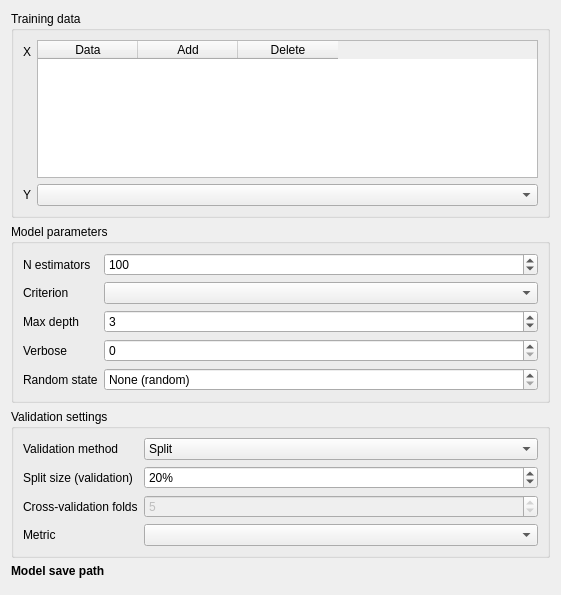
The window that eis_qgis_plugin/resources/ui/model/wizard_model_random_forests_2.ui (GispoCoding/eis_qgis_plugin) describes before a commit, drawn with Qt 5.
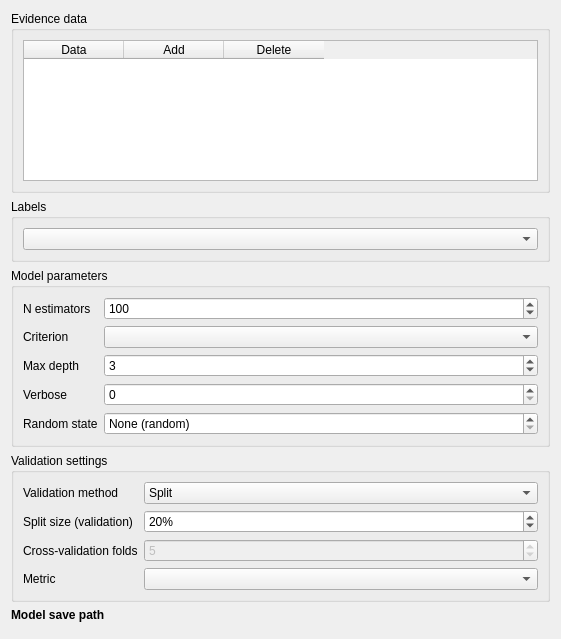
The same window after the commit. Custom widgets are drawn as their Qt base class.

Commit message: Many modifications to modeling wizard - Separated application and testing - Revamped the UI logic (each model has now their own tabs and own scroll areas for each tab) - Clarified input data namings - Test with mock database for model saving - Added "tag" column to model input data for data matching - Added train dummy model button and functionality

```diff
--- a/eis_qgis_plugin/resources/ui/model/wizard_model_random_forests_2.ui
+++ b/eis_qgis_plugin/resources/ui/model/wizard_model_random_forests_2.ui
@@ -7,7 +7,7 @@
     <x>0</x>
     <y>0</y>
     <width>561</width>
-    <height>595</height>
+    <height>639</height>
    </rect>
   </property>
   <property name="sizePolicy">
@@ -33,7 +33,7 @@
   </property>
   <layout class="QVBoxLayout" name="verticalLayout">
    <item>
-    <widget class="QGroupBox" name="plot_data_box">
+    <widget class="QGroupBox" name="evidence_data_groupbox">
      <property name="sizePolicy">
       <sizepolicy hsizetype="Preferred" vsizetype="Maximum">
        <horstretch>0</horstretch>
@@ -41,30 +41,13 @@
       </sizepolicy>
      </property>
      <property name="title">
-      <string>Training data</string>
+      <string>Evidence data</string>
      </property>
-     <layout class="QFormLayout" name="formLayout">
-      <item row="0" column="0">
-       <widget class="QLabel" name="training_data_label">
-        <property name="text">
-         <string>X</string>
-        </property>
-       </widget>
-      </item>
-      <item row="1" column="0">
-       <widget class="QLabel" name="y_label">
-        <property name="text">
-         <string>Y</string>
-        </property>
-       </widget>
-      </item>
-      <item row="1" column="1">
-       <widget class="QgsMapLayerComboBox" name="y"/>
-      </item>
-      <item row="0" column="1">
-       <widget class="QTableWidget" name="training_data">
+     <layout class="QVBoxLayout" name="verticalLayout_3">
+      <item>
+       <widget class="QTableWidget" name="evidence_data">
         <property name="sizePolicy">
-         <sizepolicy hsizetype="Expanding" vsizetype="Preferred">
+         <sizepolicy hsizetype="Expanding" vsizetype="Minimum">
           <horstretch>0</horstretch>
           <verstretch>0</verstretch>
          </sizepolicy>
@@ -75,6 +58,9 @@
           <height>75</height>
          </size>
         </property>
+        <attribute name="horizontalHeaderStretchLastSection">
+         <bool>false</bool>
+        </attribute>
         <column>
          <property name="text">
           <string>Data</string>
@@ -96,14 +82,23 @@
     </widget>
    </item>
    <item>
-    <widget class="QgsCollapsibleGroupBox" name="parameter_box">
+    <widget class="QGroupBox" name="label_data_groupbox">
+     <property name="title">
+      <string>Labels</string>
+     </property>
+     <layout class="QVBoxLayout" name="verticalLayout_2">
+      <item>
+       <widget class="QgsMapLayerComboBox" name="label_data"/>
+      </item>
+     </layout>
+    </widget>
+   </item>
+   <item>
+    <widget class="QGroupBox" name="parameter_box">
      <property name="title">
       <string>Model parameters</string>
      </property>
-     <property name="collapsed">
-      <bool>false</bool>
-     </property>
-     <layout class="QFormLayout" name="formLayout_3">
+     <layout class="QFormLayout" name="formLayout">
       <item row="0" column="0">
        <widget class="QLabel" name="n_estimators_label">
         <property name="text">
@@ -111,6 +106,29 @@
         </property>
        </widget>
       </item>
+      <item row="0" column="1">
+       <widget class="QgsSpinBox" name="n_estimators">
+        <property name="minimum">
+         <number>1</number>
+        </property>
+        <property name="maximum">
+         <number>1000</number>
+        </property>
+        <property name="value">
+         <number>100</number>
+        </property>
+       </widget>
+      </item>
+      <item row="1" column="0">
+       <widget class="QLabel" name="criterion_label">
+        <property name="text">
+         <string>Criterion</string>
+        </property>
+       </widget>
+      </item>
+      <item row="1" column="1">
+       <widget class="QComboBox" name="criterion"/>
+      </item>
       <item row="2" column="0">
        <widget class="QLabel" name="max_depth_label">
         <property name="text">
@@ -118,6 +136,19 @@
         </property>
        </widget>
       </item>
+      <item row="2" column="1">
+       <widget class="QgsSpinBox" name="max_depth">
+        <property name="specialValueText">
+         <string>None</string>
+        </property>
+        <property name="maximum">
+         <number>1000</number>
+        </property>
+        <property name="value">
+         <number>3</number>
+        </property>
+       </widget>
+      </item>
       <item row="3" column="0">
        <widget class="QLabel" name="verbose_label">
         <property name="text">
@@ -125,6 +156,13 @@
         </property>
        </widget>
       </item>
+      <item row="3" column="1">
+       <widget class="QgsSpinBox" name="verbose">
+        <property name="maximum">
+         <number>1</number>
+        </property>
+       </widget>
+      </item>
       <item row="4" column="0">
        <widget class="QLabel" name="random_state_label">
         <property name="text">
@@ -132,49 +170,6 @@
         </property>
        </widget>
       </item>
-      <item row="1" column="1">
-       <widget class="QComboBox" name="criterion"/>
-      </item>
-      <item row="1" column="0">
-       <widget class="QLabel" name="criterion_label">
-        <property name="text">
-         <string>Criterion</string>
-        </property>
-       </widget>
-      </item>
-      <item row="0" column="1">
-       <widget class="QgsSpinBox" name="n_estimators">
-        <property name="minimum">
-         <number>1</number>
-        </property>
-        <property name="maximum">
-         <number>1000</number>
-        </property>
-        <property name="value">
-         <number>100</number>
-        </property>
-       </widget>
-      </item>
-      <item row="2" column="1">
-       <widget class="QgsSpinBox" name="max_depth">
-        <property name="specialValueText">
-         <string>None</string>
-        </property>
-        <property name="maximum">
-         <number>1000</number>
-        </property>
-        <property name="value">
-         <number>3</number>
-        </property>
-       </widget>
-      </item>
-      <item row="3" column="1">
-       <widget class="QgsSpinBox" name="verbose">
-        <property name="maximum">
-         <number>1</number>
-        </property>
-       </widget>
-      </item>
       <item row="4" column="1">
        <widget class="QgsSpinBox" name="random_state">
         <property name="specialValueText">
@@ -195,14 +190,11 @@
     </widget>
    </item>
    <item>
-    <widget class="QgsCollapsibleGroupBox" name="validation_box">
+    <widget class="QGroupBox" name="validation_box">
      <property name="title">
       <string>Validation settings</string>
      </property>
-     <property name="collapsed">
-      <bool>false</bool>
-     </property>
-     <layout class="QFormLayout" name="formLayout_2">
+     <layout class="QFormLayout" name="formLayout_3">
       <item row="0" column="0">
        <widget class="QLabel" name="validation_method_label">
         <property name="text">
@@ -246,6 +238,22 @@
         </property>
        </widget>
       </item>
+      <item row="1" column="1">
+       <widget class="QgsSpinBox" name="split_size">
+        <property name="suffix">
+         <string>%</string>
+        </property>
+        <property name="minimum">
+         <number>1</number>
+        </property>
+        <property name="maximum">
+         <number>99</number>
+        </property>
+        <property name="value">
+         <number>20</number>
+        </property>
+       </widget>
+      </item>
       <item row="2" column="0">
        <widget class="QLabel" name="cv_folds_label">
         <property name="text">
@@ -276,22 +284,6 @@
       <item row="3" column="1">
        <widget class="QComboBox" name="validation_metric"/>
       </item>
-      <item row="1" column="1">
-       <widget class="QgsSpinBox" name="split_size">
-        <property name="suffix">
-         <string>%</string>
-        </property>
-        <property name="minimum">
-         <number>1</number>
-        </property>
-        <property name="maximum">
-         <number>99</number>
-        </property>
-        <property name="value">
-         <number>20</number>
-        </property>
-       </widget>
-      </item>
      </layout>
     </widget>
    </item>
@@ -317,12 +309,6 @@
   </layout>
  </widget>
  <customwidgets>
-  <customwidget>
-   <class>QgsCollapsibleGroupBox</class>
-   <extends>QGroupBox</extends>
-   <header>qgscollapsiblegroupbox.h</header>
-   <container>1</container>
-  </customwidget>
   <customwidget>
    <class>QgsFileWidget</class>
    <extends>QWidget</extends>
```
The commit also changes 12 other files.
